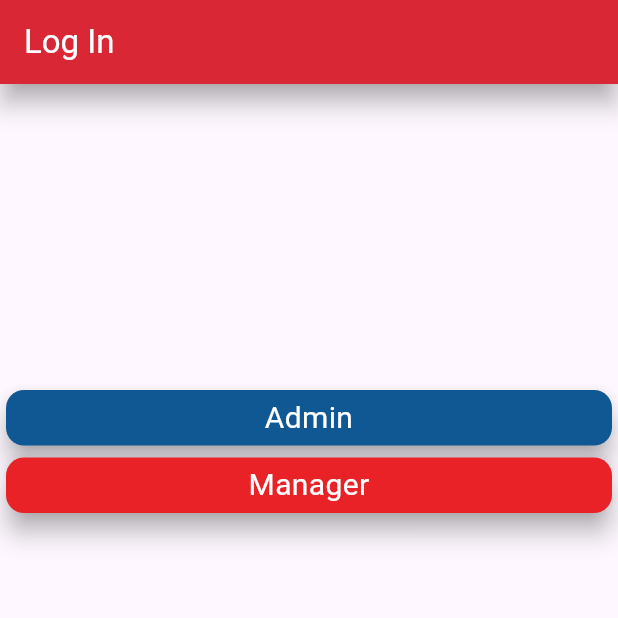
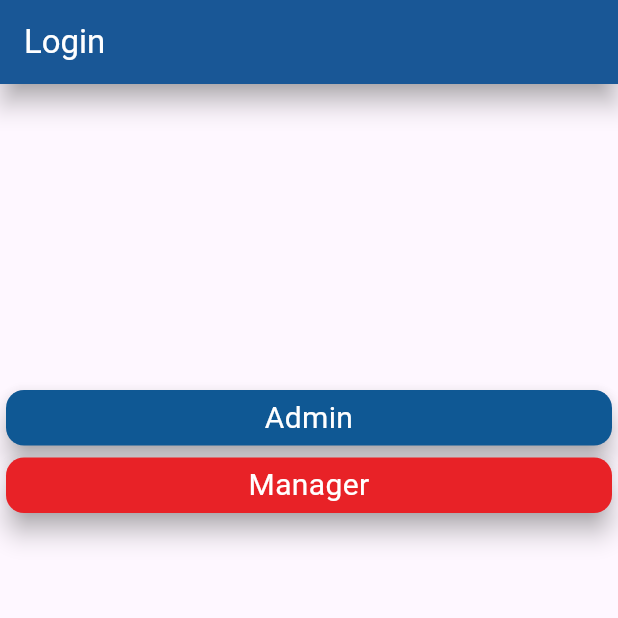
Before and after one commit to DeoLwena/wacky-classic-barbershop-Manager, a Flutter app: the screen it shows after launch, after a tap on "Log In", on a phone screen of 412 x 824 dp, the top half of it. Run offline on Flutter 3.47's test engine with Material 3 defaults, Android fonts, the phone set to English and light mode, and no system bars.

Commit message:
login and signup front

```diff
--- a/wcb/lib/Screens/Login/adminlogin.dart
+++ b/wcb/lib/Screens/Login/adminlogin.dart
@@ -6,9 +6,14 @@ class AdminLogin extends StatelessWidget {
 
   @override
   Widget build(BuildContext context) {
-    return Scaffold(appBar: AppBar(elevation: 7.0, title: const Text("Login Admin",style: TextStyle(color: Colors.white),),backgroundColor: wigi.Blue,),
-      body: const Center(child: Text('Welcom Admini'),),
-
+    return Scaffold(
+      appBar: wigi.MyAppBar(
+        kichwa: 'Login Admin',
+        rangi: Colors.blue, // Use Colors.blue or your custom color
+      ),
+      body: Center(
+        child: Text('Admin Login Page'),
+      ),
     );
   }
 }
--- a/wcb/lib/Screens/Login/loginmid.dart
+++ b/wcb/lib/Screens/Login/loginmid.dart
@@ -10,15 +10,7 @@ class Landingl extends StatelessWidget {
   Widget build(BuildContext context) {
     return MaterialApp(
         home: Scaffold(
-      appBar:  AppBar(
-        backgroundColor: wigi.Red,
-        elevation: 7.0,
-        shadowColor: Colors.grey,
-        title: const Text(
-          'Log In',
-          style: TextStyle(color: Colors.white),
-        ),
-      ),
+      appBar:  wigi.MyAppBar(kichwa: 'Login', rangi: wigi.Blue),
       body: Column(
         children: [Container(height: 200.0,),
           wigi.CustomButton(
--- a/wcb/lib/custom_widgets.dart
+++ b/wcb/lib/custom_widgets.dart
@@ -35,32 +35,34 @@ class CustomButton extends StatelessWidget {
   }
 }
 
-class MyAppBar extends StatelessWidget{
+class MyAppBar extends StatefulWidget implements PreferredSizeWidget {
   final String kichwa;
   final Color rangi;
 
   MyAppBar({required this.kichwa, required this.rangi});
+
+  @override
+  _MyAppBarState createState() => _MyAppBarState();
+
+  @override
+  Size get preferredSize => Size.fromHeight(kToolbarHeight);
+}
+
+class _MyAppBarState extends State<MyAppBar> {
   @override
   Widget build(BuildContext context) {
-    return  AppBar(
-        backgroundColor:rangi,
+    return AppBar(
+      backgroundColor: widget.rangi,
       elevation: 7.0,
       shadowColor: Colors.grey,
       title: Text(
-          kichwa,
+        widget.kichwa,
         style: TextStyle(color: Colors.white),
       ),
     );
   }
+}
 
-
-
-
-
-
-
-
-  }
 //class MyText extends StatelessWidget{
   //  final String textput;
    // final Icon icon;
--- a/wcb/lib/main.dart
+++ b/wcb/lib/main.dart
@@ -16,16 +16,16 @@ class WcB extends StatelessWidget {
   @override
   Widget build(BuildContext context) {
     return MaterialApp(
+      debugShowCheckedModeBanner: false, // Add this line to remove the debug banner
       initialRoute: '/',
-      routes: {'/':(context)=>Landing(),
-                '/loginMid':(context)=>Landing(),
-                '/Landings':(context)=>Landings(),
-                 '/Landingl':(context)=>Landingl(),
-                  '/AdminLogin':(context)=>AdminLogin(),
-                  '/managerlogin':(context)=>Managerlogin(),
-
+      routes: {
+        '/': (context) => Landing(),
+        '/loginMid': (context) => Landing(),
+        '/Landings': (context) => Landings(),
+        '/Landingl': (context) => Landingl(),
+        '/AdminLogin': (context) => AdminLogin(),
+        '/managerlogin': (context) => Managerlogin(),
       },
-
     );
   }
 }
```
Lines whose indentation alone changed are shown as unchanged.
